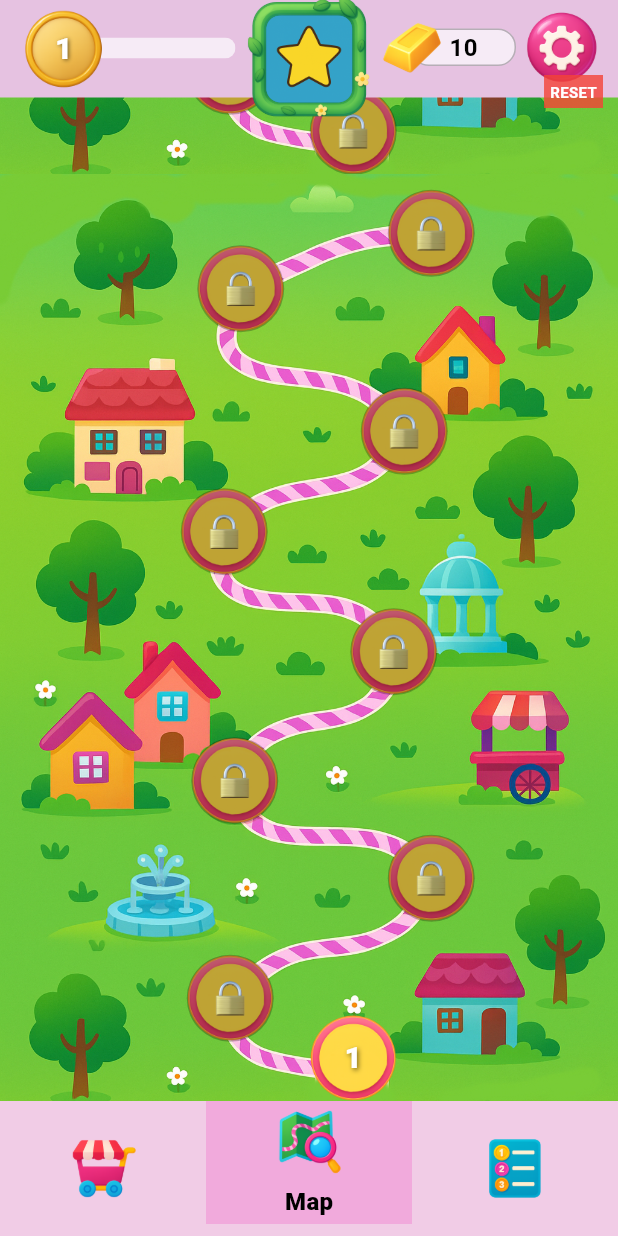
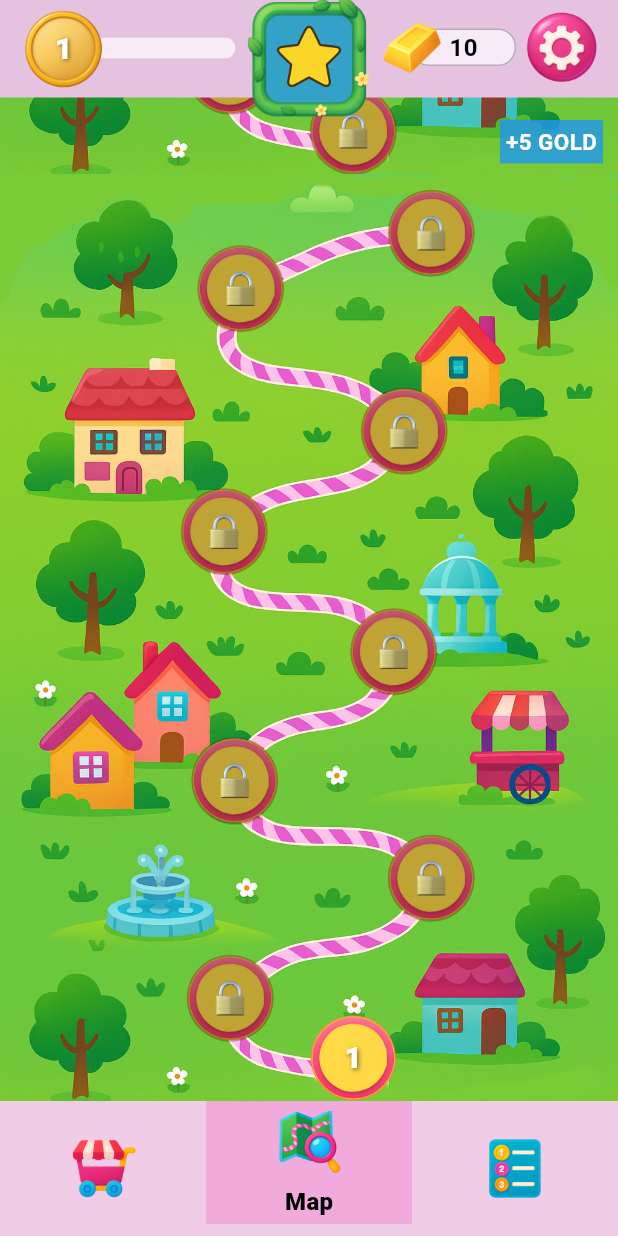
Before and after one commit to RieckA2306/slide_escape, a Flutter app: the screen it shows after launch, on a phone screen of 412 x 824 dp. Run offline on Flutter 3.47's test engine with Material 3 defaults, Android fonts, the light colour scheme and no system bars; our stand-ins replace flutter_riverpod, shared_preferences.

Commit message:
Gold plus Timer implemented

```diff
--- a/lib/domain/services/level_progress.dart
+++ b/lib/domain/services/level_progress.dart
@@ -2,6 +2,13 @@ import 'package:shared_preferences/shared_preferences.dart';
 
 class LevelProgress {
   static const _key = 'highest_unlocked_level';
+
+  // New keys for gold system
+  static const _goldKey = 'player_gold';
+  static const _timestampKey = 'gold_last_update_timestamp';
+
+  static const int maxGold = 10;
+  static const int regenDurationMinutes = 15;
 
   /// Lädt das höchste freigeschaltete Level (Standard ist 1)
   static Future<int> getHighestUnlockedLevel() async {
@@ -22,4 +29,89 @@ class LevelProgress {
       await prefs.setInt(_key, nextLevel);
     }
   }
+
+  // ================= GOLD SYSTEM LOGIC =================
+
+  /// Calculates the current gold amount based on the time passed since the last update.
+  /// Returns a Map with 'gold' (int) and 'secondsRemaining' (int) until next gold.
+  static Future<Map<String, dynamic>> getGoldStatus() async {
+    final prefs = await SharedPreferences.getInstance();
+    int currentGold = prefs.getInt(_goldKey) ?? 10; // Default starts at 10
+    int lastTimestamp = prefs.getInt(_timestampKey) ?? DateTime.now().millisecondsSinceEpoch;
+
+    // If gold is already full, no calculation needed
+    if (currentGold >= maxGold) {
+      return {'gold': maxGold, 'secondsRemaining': 0};
+    }
+
+    final now = DateTime.now().millisecondsSinceEpoch;
+    final diffMillis = now - lastTimestamp;
+    final regenMillis = regenDurationMinutes * 60 * 1000;
+
+    // Calculate how many full 15-minute intervals have passed
+    final int goldEarned = (diffMillis / regenMillis).floor();
+
+    if (goldEarned > 0) {
+      currentGold += goldEarned;
+      if (currentGold >= maxGold) {
+        currentGold = maxGold;
+        // Gold is full, we don't need to track the timestamp precisely anymore
+        await prefs.setInt(_goldKey, maxGold);
+        return {'gold': maxGold, 'secondsRemaining': 0};
+      } else {
+        // Update gold and shift timestamp forward by the time consumed
+        // This preserves "partial" time towards the next gold
+        int newTimestamp = lastTimestamp + (goldEarned * regenMillis);
+        await prefs.setInt(_goldKey, currentGold);
+        await prefs.setInt(_timestampKey, newTimestamp);
+
+        lastTimestamp = newTimestamp;
+      }
+    }
+
+    // Calculate time remaining for the next gold piece
+    final timePassedInCurrentInterval = now - lastTimestamp;
+    final timeRemainingMillis = regenMillis - timePassedInCurrentInterval;
+    final secondsRemaining = (timeRemainingMillis / 1000).ceil();
+
+    return {
+      'gold': currentGold,
+      'secondsRemaining': secondsRemaining > 0 ? secondsRemaining : 0
+    };
+  }
+
+  /// Consumes 1 gold. Returns true if successful, false if not enough gold.
+  static Future<bool> consumeGold() async {
+    final prefs = await SharedPreferences.getInstance();
+
+    // Ensure status is up-to-date before deducting (in case time passed)
+    await getGoldStatus();
+
+    int currentGold = prefs.getInt(_goldKey) ?? 10;
+
+    if (currentGold > 0) {
+      // If we are dropping from max gold, we need to start the timer (set timestamp)
+      if (currentGold == maxGold) {
+        await prefs.setInt(_timestampKey, DateTime.now().millisecondsSinceEpoch);
+      }
+
+      currentGold--;
+      await prefs.setInt(_goldKey, currentGold);
+      return true;
+    }
+    return false;
+  }
+
+  /// Debug function: Adds gold directly (capped at maxGold).
+  static Future<void> debugAddGold(int amount) async {
+    final prefs = await SharedPreferences.getInstance();
+    int currentGold = prefs.getInt(_goldKey) ?? 10;
+
+    currentGold += amount;
+    if (currentGold > maxGold) {
+      currentGold = maxGold;
+    }
+
+    await prefs.setInt(_goldKey, currentGold);
+  }
 }
--- a/lib/features/level_map/level_map_screen.dart
+++ b/lib/features/level_map/level_map_screen.dart
@@ -1,3 +1,4 @@
+import 'dart:async'; // Required for the timer
 import 'package:flutter/material.dart';
 import '../../domain/level.dart';
 import '../../domain/services/level_progress.dart'; // Import the progress service
@@ -18,6 +19,11 @@ class _LevelMapScreenState extends State<LevelMapScreen> with AutomaticKeepAlive
   int _highestUnlockedLevel = 1;
   bool _initialScrollDone = false;
 
+  // --- GOLD & TIMER STATE ---
+  int _currentGold = 10;
+  Timer? _regenTimer;
+  int _secondsUntilNextGold = 0;
+
   // Required by AutomaticKeepAliveClientMixin.
   // Returning true ensures this widget is not destroyed when switching tabs.
   @override
@@ -28,11 +34,70 @@ class _LevelMapScreenState extends State<LevelMapScreen> with AutomaticKeepAlive
     super.initState();
     _loadProgress(initialLoad: true);
 
+    // Load initial gold status and start timer if needed
+    _loadGoldStatus();
+
     // Initial Scroll Fix:
     // Wait for frames to ensure content height is calculated (images loaded).
     WidgetsBinding.instance.addPostFrameCallback((_) {
       _attemptAutoScroll(isInitial: true);
     });
+  }
+
+  @override
+  void dispose() {
+    // Cancel the timer to prevent memory leaks
+    _regenTimer?.cancel();
+    super.dispose();
+  }
+
+  // --- GOLD LOGIC METHODS ---
+
+  Future<void> _loadGoldStatus() async {
+    final status = await LevelProgress.getGoldStatus();
+    if (!mounted) return;
+
+    setState(() {
+      _currentGold = status['gold'];
+      _secondsUntilNextGold = status['secondsRemaining'];
+    });
+
+    // If gold is not full, start the visual countdown timer
+    if (_currentGold < 10 && (_regenTimer == null || !_regenTimer!.isActive)) {
+      _startRegenTimer();
+    }
+  }
+
+  void _startRegenTimer() {
+    _regenTimer?.cancel();
+    _regenTimer = Timer.periodic(const Duration(seconds: 1), (timer) async {
+      if (!mounted) {
+        timer.cancel();
+        return;
+      }
+
+      setState(() {
+        if (_secondsUntilNextGold > 0) {
+          _secondsUntilNextGold--;
+        } else {
+          // Timer finished, reload gold status from service to update count
+          _loadGoldStatus();
+        }
+      });
+
+      // Stop timer if gold is full
+      if (_currentGold >= 10) {
+        timer.cancel();
+      }
+    });
+  }
+
+  // Formats seconds into MM:SS string
+  String get _timerString {
+    if (_currentGold >= 10) return "";
+    final minutes = (_secondsUntilNextGold / 60).floor();
+    final seconds = _secondsUntilNextGold % 60;
+    return "${minutes.toString().padLeft(2, '0')}:${seconds.toString().padLeft(2, '0')}";
   }
 
   /// Tries to scroll to the current level.
@@ -102,22 +167,47 @@ class _LevelMapScreenState extends State<LevelMapScreen> with AutomaticKeepAlive
     );
   }
 
-  Future<void> _resetProgress() async {
-    setState(() {
-      _highestUnlockedLevel = 1;
-    });
-    // Scroll back to bottom after reset
-    if (_scrollController.hasClients) {
-      _scrollController.animateTo(
-          _scrollController.position.maxScrollExtent,
-          duration: const Duration(milliseconds: 500),
-          curve: Curves.easeInOut
-      );
-    }
+  // --- DEBUG FUNCTION ---
+  Future<void> _debugAddGold() async {
+    await LevelProgress.debugAddGold(5);
+    _loadGoldStatus(); // Refresh UI immediately
   }
 
   void _refreshProgress() {
     _loadProgress();
+    _loadGoldStatus(); // Refresh gold when returning from a game
+  }
+
+  // Logic to handle level tapping
+  Future<void> _onLevelTap(Level level) async {
+    // Check if level is locked
+    if (level.id > _highestUnlockedLevel) return;
+
+    // Check and consume gold
+    bool success = await LevelProgress.consumeGold();
+
+    if (success) {
+      // Update UI immediately
+      await _loadGoldStatus();
+
+      if (!mounted) return;
+
+      // Navigate to game
+      await Navigator.pushNamed(context, "/game", arguments: level);
+
+      // Refresh progress upon return
+      _refreshProgress();
+    } else {
+      // Show error if not enough gold
+      if (!mounted) return;
+      ScaffoldMessenger.of(context).showSnackBar(
+        const SnackBar(
+          content: Text("Nicht genug Gold! Warte auf Regeneration."),
+          backgroundColor: Colors.red,
+          duration: Duration(seconds: 2),
+        ),
+      );
+    }
   }
 
   @override
@@ -323,9 +413,9 @@ class _LevelMapScreenState extends State<LevelMapScreen> with AutomaticKeepAlive
                               borderRadius: BorderRadius.circular(12),
                               border: Border.all(color: Colors.black26),
                             ),
-                            child: const Text(
-                              "10",
-                              style: TextStyle(
+                            child: Text(
+                              "$_currentGold", // Updated to dynamic gold variable
+                              style: const TextStyle(
                                 fontWeight: FontWeight.bold,
                                 fontSize: 16,
                                 color: Colors.black,
@@ -347,6 +437,26 @@ class _LevelMapScreenState extends State<LevelMapScreen> with AutomaticKeepAlive
                   ),
                 ),
 
+                // ===== TIMER DISPLAY (INDEPENDENT POSITION) =====
+                // Only show if gold is not full
+                if (_currentGold < 10)
+                  Positioned(
+                    // ADJUST POSITION HERE:
+                    // Use 'top' and 'right' to position it exactly where you want relative to the corner.
+                    // 'right' is preferred over 'left' here since the Gold bar is right-aligned.
+                    top: 43,
+                    right: 78,
+                      child: Text(
+                        _timerString,
+                        style: const TextStyle(
+                          color: Colors.black,
+                          fontSize: 17,
+                          fontWeight: FontWeight.bold,
+                        ),
+                      ),
+                    ),
+
+
                 // Settings icon
                 Positioned(
                   right: 10,
@@ -361,19 +471,18 @@ class _LevelMapScreenState extends State<LevelMapScreen> with AutomaticKeepAlive
                   ),
                 ),
 
-                // TEST BUTTON: Reset Progress
-                // Positioned top-left (or near settings) to easily reset progress
+                // TEST BUTTON: Add 5 Gold (Replaced Reset Button)
                 Positioned(
                   right: 10,
-                  top: 50, // Below settings
+                  top: 80, // Below settings
                   child: GestureDetector(
-                    onTap: _resetProgress,
+                    onTap: _debugAddGold,
                     child: Container(
                       padding: const EdgeInsets.all(4),
-                      color: Colors.red.withOpacity(0.8),
+                      color: Colors.blue.withOpacity(0.8), // Blue for Add
                       child: const Text(
-                        "RESET",
-                        style: TextStyle(fontSize: 10, color: Colors.white, fontWeight: FontWeight.bold),
+                        "+5 GOLD",
+                        style: TextStyle(fontSize: 15, color: Colors.white, fontWeight: FontWeight.bold),
                       ),
                     ),
                   ),
@@ -509,11 +618,8 @@ class _LevelMapScreenState extends State<LevelMapScreen> with AutomaticKeepAlive
           // Prevent opening locked levels
           if (isLocked) return;
 
-          // Navigate to the Game Screen
-          await Navigator.pushNamed(context, "/game", arguments: level);
-
-          // Refresh progress upon return (in case level was completed)
-          _refreshProgress();
+          // Call the gold check logic instead of navigating directly
+          _onLevelTap(level);
         },
         child: Stack(
           alignment: Alignment.center,
```
